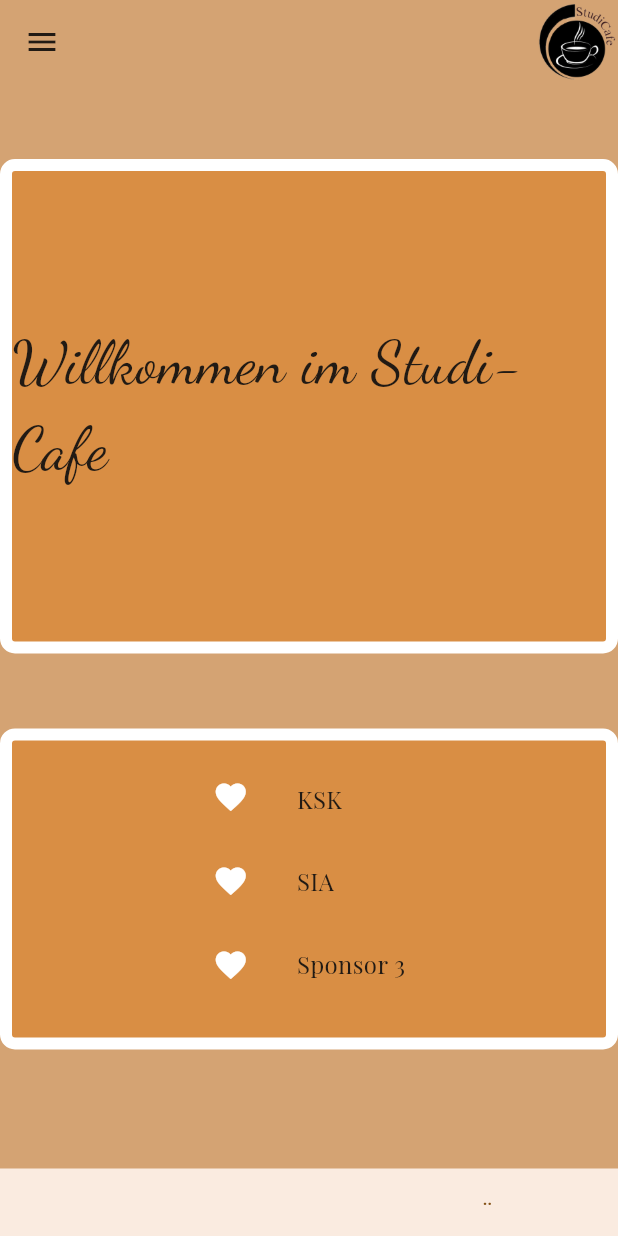
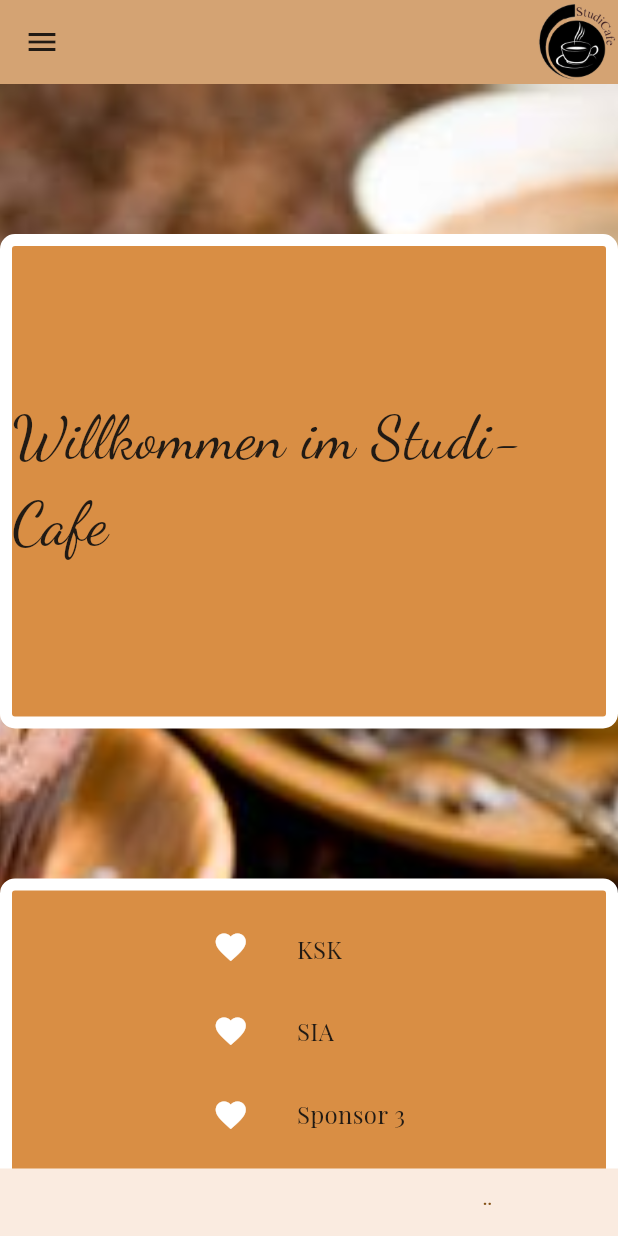
Before and after one commit to CelikFat/ProjektDigitaleTransformation, a Flutter app: the screen it shows after launch, on a phone screen of 412 x 824 dp. Run offline on Flutter 3.47's test engine with Material 3 defaults, Android fonts, the phone set to English and light mode, and no system bars; our stand-ins replace google_fonts.

Commit message:
experiment with picture as background instead of color

```diff
--- a/lib/home_page/home_page.dart
+++ b/lib/home_page/home_page.dart
@@ -5,7 +5,14 @@ import 'package:studi_cafe/home_page/sponsors_list_file.dart';
 class HomePage extends StatelessWidget {
   @override
   Widget build(BuildContext context) {
-    return SingleChildScrollView(
+    return Container(
+      decoration: BoxDecoration(
+        image: DecorationImage(
+          image: AssetImage('assets/homepage/experimental_background.jpg'), // Replace with your image asset path
+          fit: BoxFit.cover, // Adjust the fit as needed
+        ),
+      ),
+      child: SingleChildScrollView(
         child: Center(
           child: Column(
             mainAxisAlignment: MainAxisAlignment.center,
@@ -22,7 +29,7 @@ class HomePage extends StatelessWidget {
 
                 width: double.infinity,
                 height: MediaQuery.of(context).size.height * 0.4,
-              margin: const EdgeInsets.fromLTRB(0, 50, 0, 50),
+                margin: const EdgeInsets.fromLTRB(0, 100, 0, 100),
                 child: Center(
                   child: Text (
                     "Willkommen im Studi-Cafe",
@@ -41,6 +48,7 @@ class HomePage extends StatelessWidget {
                     width: 8.0, // Adjust the width of the border
                   ),
                 ),
+                margin: const EdgeInsets.fromLTRB(0, 0, 0, 100),
                 child: Padding(
                   padding: const EdgeInsets.fromLTRB(10, 10, 10, 20),
                   child: Row(
@@ -78,6 +86,7 @@ class HomePage extends StatelessWidget {
             ],
           ),
         ),
+      ),
     );
   }
 }
--- a/pubspec.yaml
+++ b/pubspec.yaml
@@ -63,6 +63,7 @@ flutter:
   assets:
     - assets/logo/
     - assets/menu/
+    - assets/homepage/
   #   - images/a_dot_burr.jpeg
   #   - images/a_dot_ham.jpeg
 
```
Also changed, not shown: assets/homepage/experimental_background.jpg (added). Lines whose indentation alone changed are shown as unchanged.
